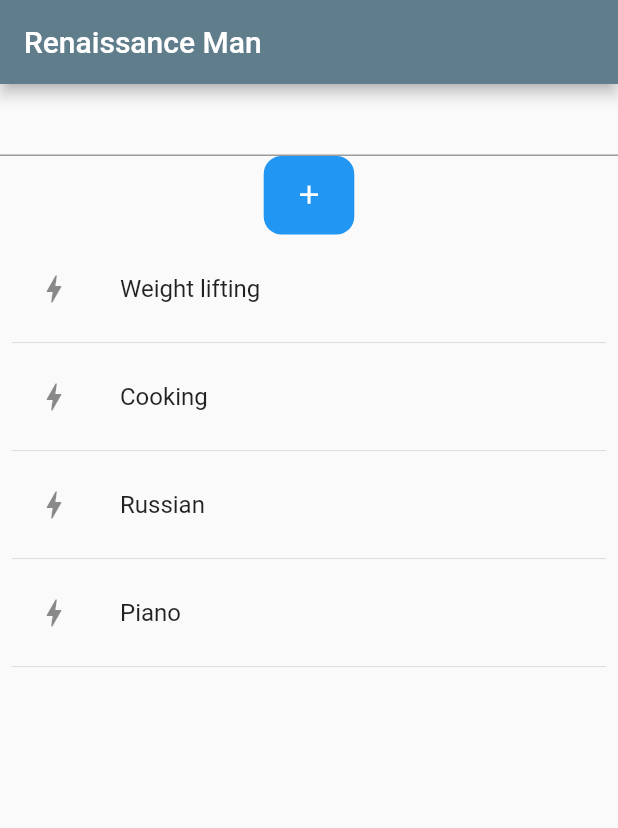
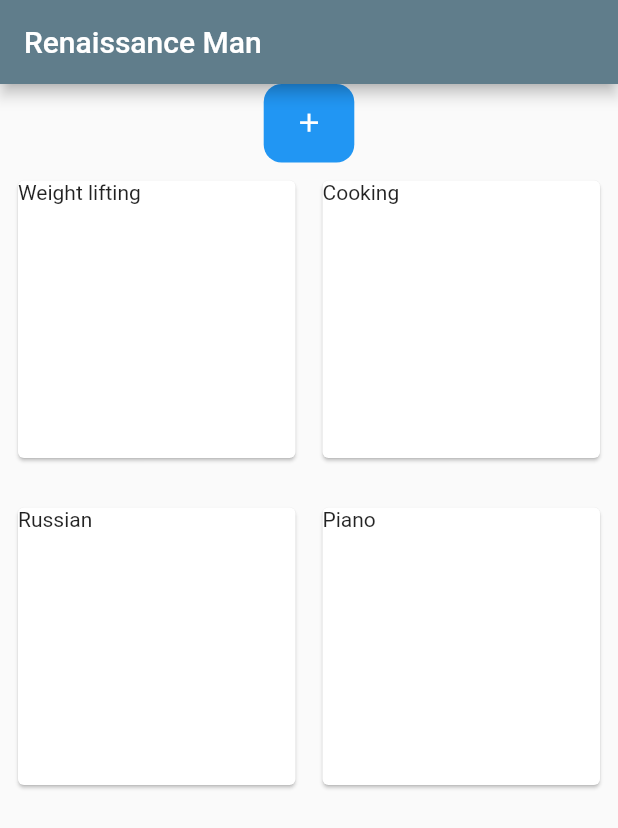
Before and after one commit to kostaleonard/renaissance-man-app, a Flutter app: the screen it shows after launch, on a phone screen of 412 x 824 dp. Shown: the top 828 px of the screen. Run offline on Flutter 3.47's test engine with Material 2 defaults, Android fonts, the phone set to English and light mode, and no system bars.

Commit message:
Added grid layout with tappable cards
Signed-off-by: Leo Kosta <kostaleonard@gmail.com>

```diff
--- a/lib/main.dart
+++ b/lib/main.dart
@@ -10,7 +10,7 @@ void main() {
   //TODO remove delay--it's only for seeing how UI components render
   runApp(RenaissanceManApp(
       skillRepository:
-          InMemorySkillRepository(withDelay: const Duration(seconds: 2))));
+          InMemorySkillRepository(withDelay: Duration.zero)));
 }
 
 // TODO docstrings
--- a/lib/skill_preview_card.dart
+++ b/lib/skill_preview_card.dart
@@ -5,11 +5,23 @@ import 'package:renaissance_man/skill.dart';
 
 class SkillPreviewCard extends StatelessWidget {
   final Skill skill;
+  static const height = 298.0;
 
   const SkillPreviewCard({super.key, required this.skill});
 
   @override
   Widget build(BuildContext context) {
-    return ListTile(leading: const Icon(Icons.bolt), title: Text(skill.name));
+    return Card(
+        clipBehavior: Clip.antiAlias,
+        child: InkWell(
+          onTap: () {
+            // TODO go to skill page
+          },
+          splashColor:
+              Theme.of(context).colorScheme.onSurface.withOpacity(0.12),
+          highlightColor: Colors.transparent,
+          child: Text(skill.name),
+        ),
+    );
   }
 }
--- a/lib/skill_select_page.dart
+++ b/lib/skill_select_page.dart
@@ -37,9 +37,6 @@ class _SkillSelectPageState extends State<SkillSelectPage> {
         appBar: AppBar(title: const Text('Renaissance Man')),
         body: Column(
           children: [
-            TextField(
-              // TODO see Populare
-            ),
             CupertinoButton.filled(
                 onPressed: () {
                   setState(() {
@@ -60,15 +57,15 @@ class _SkillSelectPageState extends State<SkillSelectPage> {
                 } else {
                   final skillsToDisplay = snapshot.data ?? [];
                   return Expanded(
-                      child: ListView.builder(
-                          itemCount: skillsToDisplay.length * 2,
-                          padding: const EdgeInsets.all(8),
-                          itemBuilder: (context, i) {
-                            if (i.isOdd) return const Divider();
-                            final index = i ~/ 2;
-                            return SkillPreviewCard(
-                                skill: skillsToDisplay[index]);
-                          }));
+                      child: GridView.extent(
+                        padding: const EdgeInsets.all(8),
+                    mainAxisSpacing: 25,
+                    crossAxisSpacing: 10,
+                    maxCrossAxisExtent: 200,
+                    children: skillsToDisplay
+                        .map((skill) => SkillPreviewCard(skill: skill))
+                        .toList(growable: false),
+                  ));
                 }
               },
             ),
```
